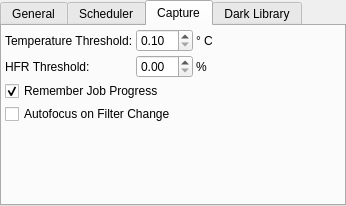
Before: the Qt Designer form kstars/ekos/opsekos.ui in KDE/kstars, drawn with Qt 5.
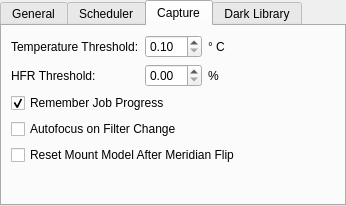
After: the same form once the commit is applied. The open tabs and pages were chosen to show the change.

Commit message: Add option to reset mount model after meridian flip is complete

```diff
--- a/kstars/ekos/opsekos.ui
+++ b/kstars/ekos/opsekos.ui
@@ -248,22 +248,7 @@
    <attribute name="title">
     <string>Capture</string>
    </attribute>
-   <layout class="QVBoxLayout" name="verticalLayout_4">
-    <property name="spacing">
-     <number>3</number>
-    </property>
-    <property name="leftMargin">
-     <number>3</number>
-    </property>
-    <property name="topMargin">
-     <number>3</number>
-    </property>
-    <property name="rightMargin">
-     <number>3</number>
-    </property>
-    <property name="bottomMargin">
-     <number>3</number>
-    </property>
+   <layout class="QVBoxLayout" name="verticalLayout_3">
     <item>
      <layout class="QGridLayout" name="gridLayout_2">
       <item row="1" column="2" colspan="2">
@@ -361,6 +346,13 @@
       </property>
      </widget>
     </item>
+    <item>
+     <widget class="QCheckBox" name="kcfg_ResetMountModelAfterMeridian">
+      <property name="text">
+       <string>Reset Mount Model After Meridian Flip</string>
+      </property>
+     </widget>
+    </item>
     <item>
      <spacer name="verticalSpacer_3">
       <property name="orientation">
```
Left out of the diff: 2 changed lines with no effect on the pictures. The commit also changes 2 other files.
